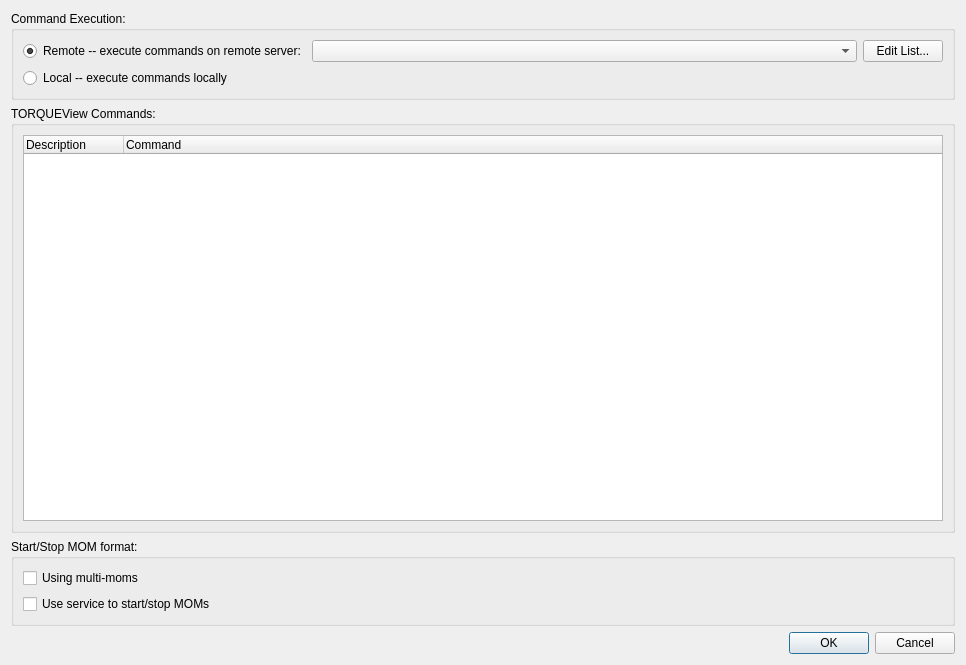
Above: configdlg.ui from davidivanmarsh/TORQUEView before the change. Below: the same form after it.
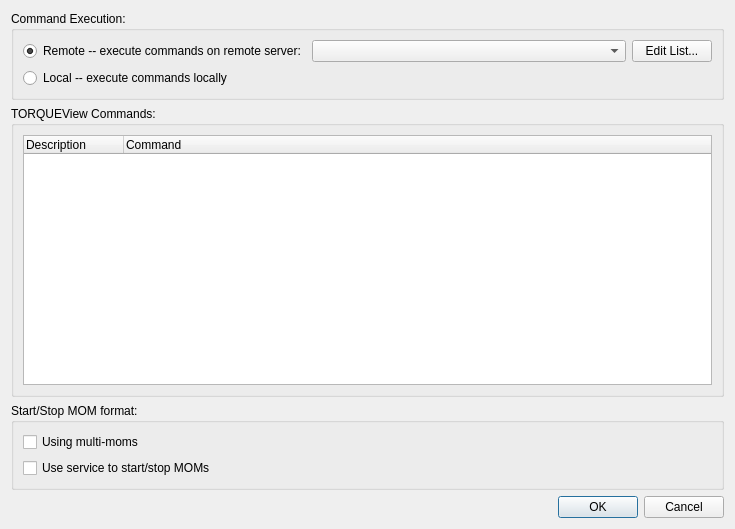
That is the form after the change.

Commit message: added a new Edit button on main window to make it easier to edit remote server list

Diff of the .ui file:
```diff
--- a/configdlg.ui
+++ b/configdlg.ui
@@ -6,8 +6,8 @@
    <rect>
     <x>0</x>
     <y>0</y>
-    <width>966</width>
-    <height>665</height>
+    <width>735</width>
+    <height>529</height>
    </rect>
   </property>
   <property name="windowTitle">
```
The commit also changes 7 other files.
